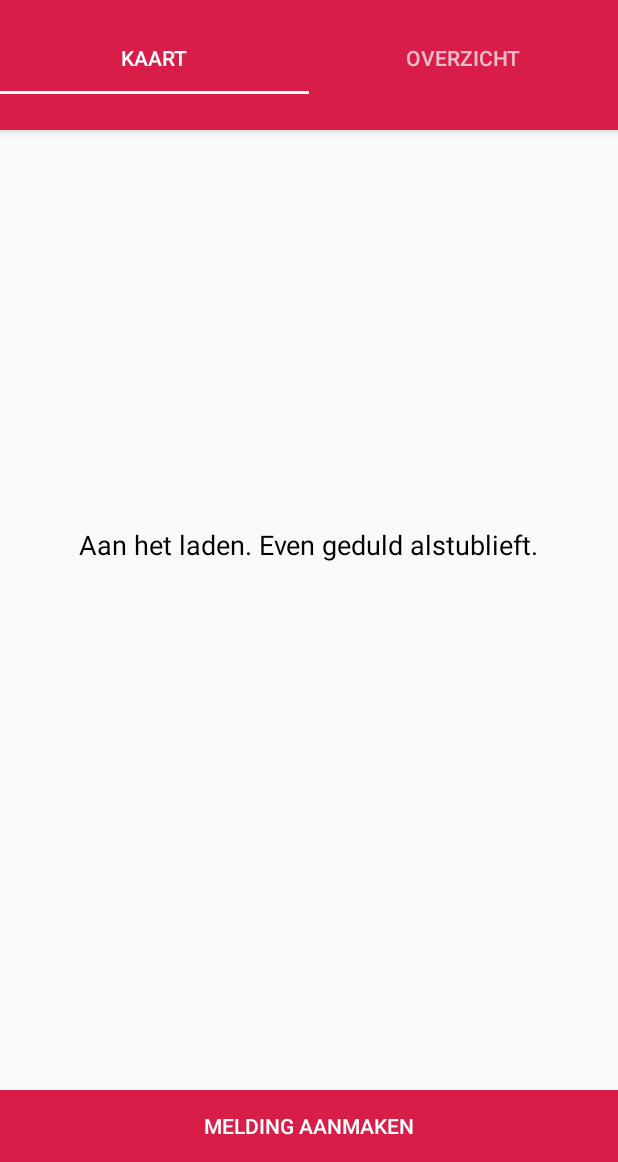
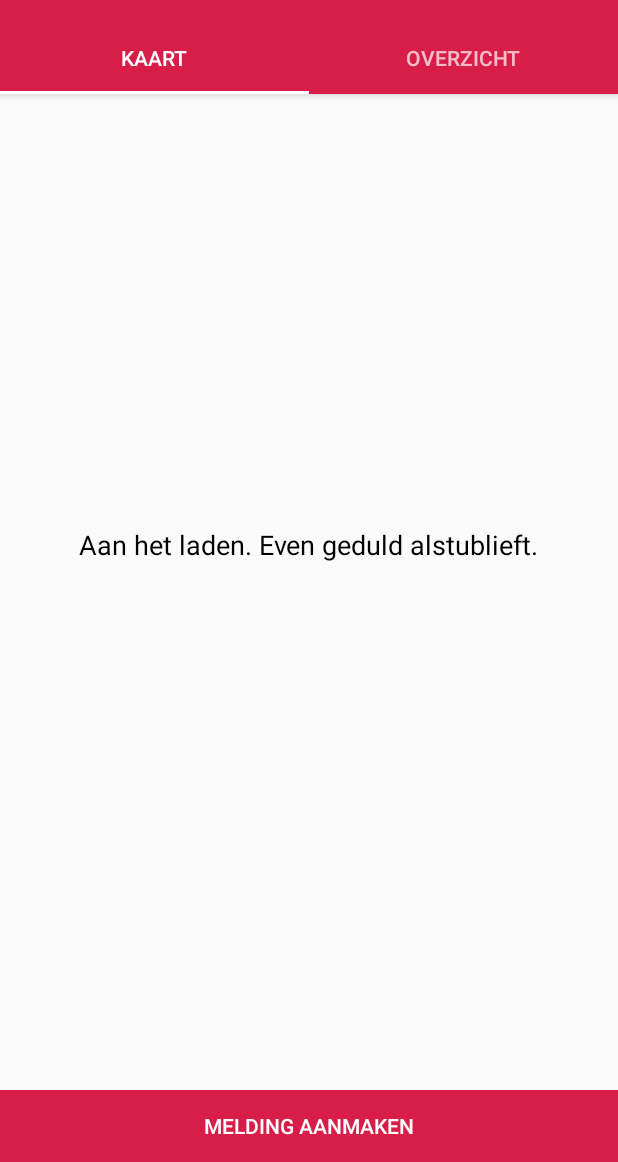
Before and after one commit to mamjong/projectbreda, an Android app: the screen it shows after launch (MainScreenActivity), on a phone screen of 412 x 824 dp, the part 74-1236 px from its top. Run offline under Robolectric (Android 15) with nearby library versions, the phone set to English and light mode, and no system bars; 5 statements that could not run were skipped.

Commit message:
Small layout changes

```diff
--- a/app/src/main/res/layout/activity_main_screen.xml
+++ b/app/src/main/res/layout/activity_main_screen.xml
@@ -46,7 +46,8 @@
                 android:id="@+id/homescreen_dropdown"
                 android:layout_width="match_parent"
                 android:layout_height="wrap_content"
-                android:layout_weight="1" />
+                android:layout_weight="1"
+                android:background="@color/colorPrimaryLight"/>
 
         </LinearLayout>
 
--- a/app/src/main/res/values/colors.xml
+++ b/app/src/main/res/values/colors.xml
@@ -2,6 +2,7 @@
 <resources>
     <color name="colorPrimary">#d91d49</color>
     <color name="colorPrimaryDark">#af1338</color>
+    <color name="colorPrimaryLight">#d84366</color>
     <color name="colorAccent">#ffffff</color>
     <color name="colorDark">#1a1918</color>
     <color name="colorAccentDark">#EFEFEF</color>
```
Also changed, not shown: app/src/main/res/layout/spinner_layout_adapter.xml (+10 -7 lines), app/src/main/res/layout/spinner_layout_custom_row.xml (added, +13 -0 lines).
